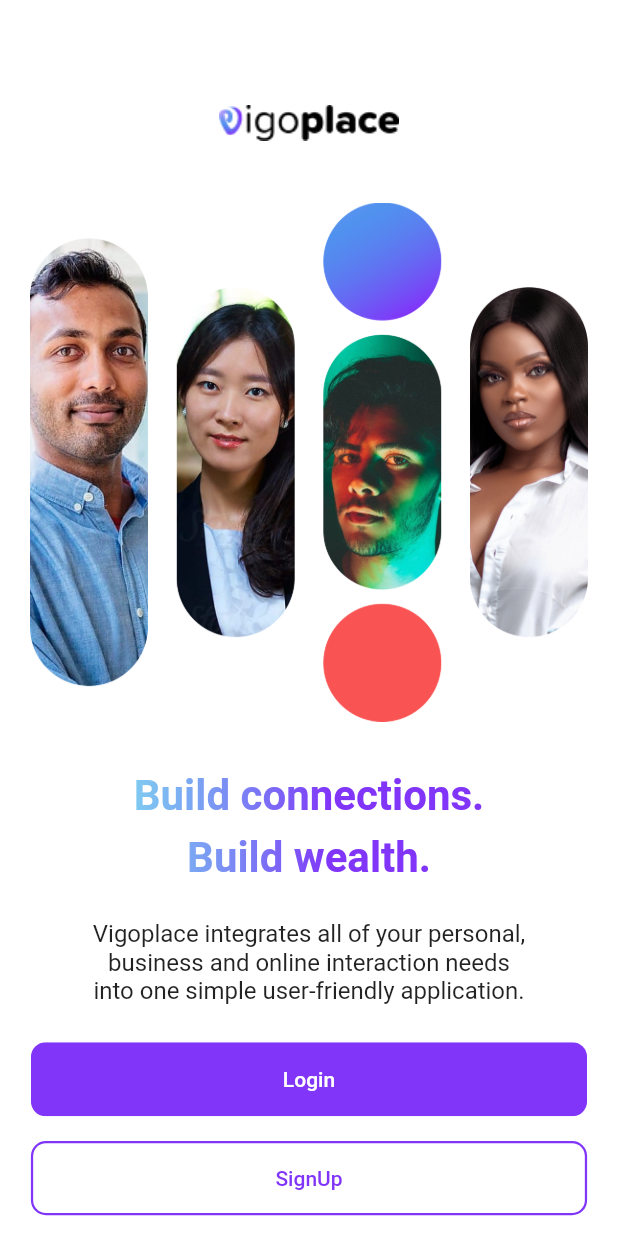
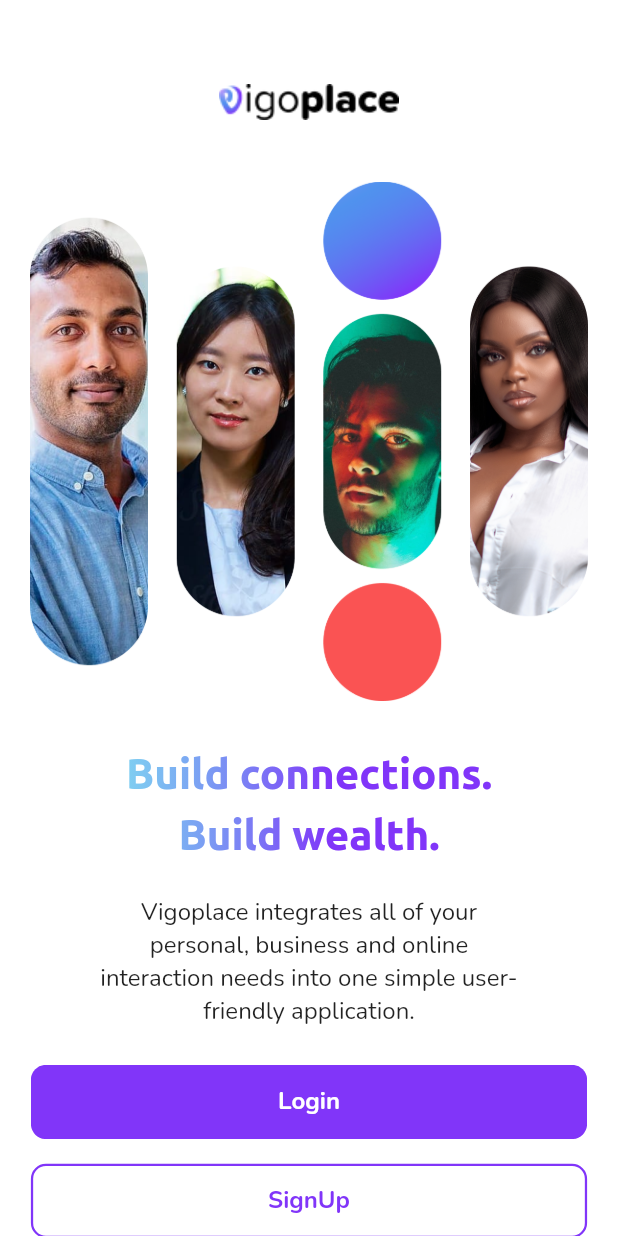
Before and after one commit to lord-tx/vigoplace1, a Flutter app: the screen it shows after launch, on a phone screen of 412 x 824 dp. Run offline on Flutter 3.47's test engine with Material 2 defaults, Android fonts, the phone set to English and light mode, and no system bars; our stand-ins replace fluttertoast, shared_preferences; project files that could hold a hidden picture were left out.

Commit message:
style (asset): add font assets.
reviewed by: Mark Jordan (JP)

```diff
--- a/lib/widgets/vigo_button.dart
+++ b/lib/widgets/vigo_button.dart
@@ -45,6 +45,9 @@ class VigoButton extends StatelessWidget {
             child: Text(
               text ?? "",
               style: TextStyle(
+                fontFamily: "Nunito",
+                fontWeight: FontWeight.bold,
+                fontSize: 16,
                 color: transparent ? const Color.fromARGB(255, 129, 53, 249) : Colors.white
               ),
             ),
```
Also changed, not shown: pubspec.yaml (+11 -11 lines).
